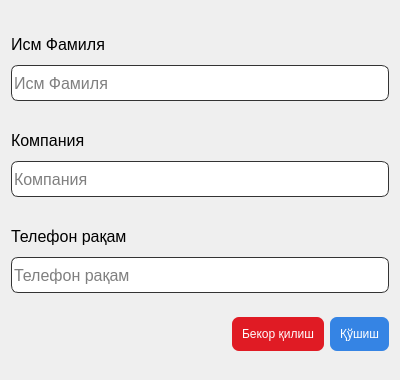
Old version of the form ui/add_client_ui.ui in the repository JavokhirMamirov/shopapp.
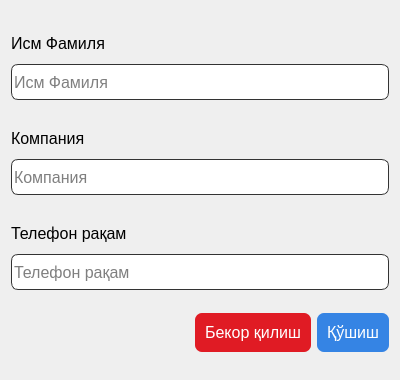
New version of the form.

Diff of the .ui file:
```diff
--- a/ui/add_client_ui.ui
+++ b/ui/add_client_ui.ui
@@ -238,6 +238,11 @@
      </item>
      <item>
       <widget class="QPushButton" name="pushButton_6">
+       <property name="font">
+        <font>
+         <pointsize>12</pointsize>
+        </font>
+       </property>
        <property name="styleSheet">
         <string notr="true">QPushButton{
 	border:none;
@@ -258,6 +263,11 @@
      </item>
      <item>
       <widget class="QPushButton" name="pushButton_7">
+       <property name="font">
+        <font>
+         <pointsize>12</pointsize>
+        </font>
+       </property>
        <property name="styleSheet">
         <string notr="true">QPushButton{
 	border:none;
```
